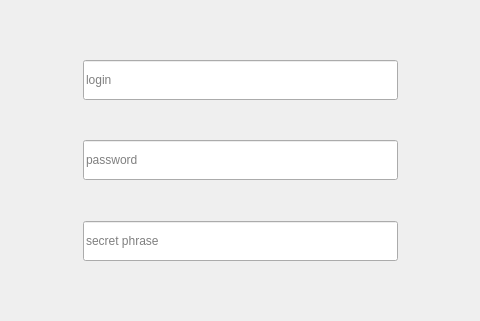
First picture: the form in src/vedaEMailClient/begin_f.ui, repository vedatech/Veda_platform, before the edit; both pictures show x 271 to 751 and y 92 to 413 of the 1023 by 801 pixel window.
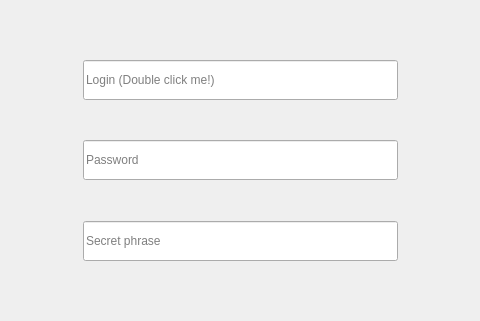
Second picture: the form after the edit.

Diff of the .ui file:
```diff
--- a/src/vedaEMailClient/begin_f.ui
+++ b/src/vedaEMailClient/begin_f.ui
@@ -79,7 +79,7 @@
                  </size>
                 </property>
                 <property name="placeholderText">
-                 <string>login</string>
+                 <string>Login (Double click me!)</string>
                 </property>
                </widget>
               </item>
@@ -105,7 +105,7 @@
                  </size>
                 </property>
                 <property name="placeholderText">
-                 <string>password</string>
+                 <string>Password</string>
                 </property>
                </widget>
               </item>
@@ -131,7 +131,7 @@
                  </size>
                 </property>
                 <property name="placeholderText">
-                 <string>secret phrase</string>
+                 <string>Secret phrase</string>
                 </property>
                </widget>
               </item>
```
